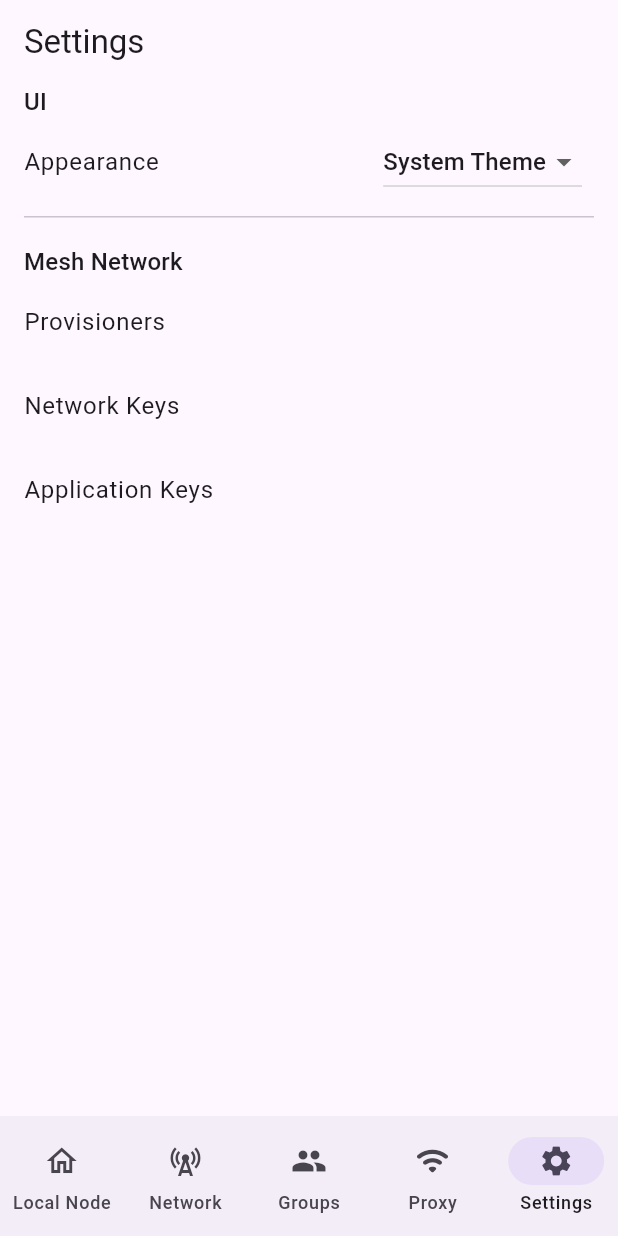
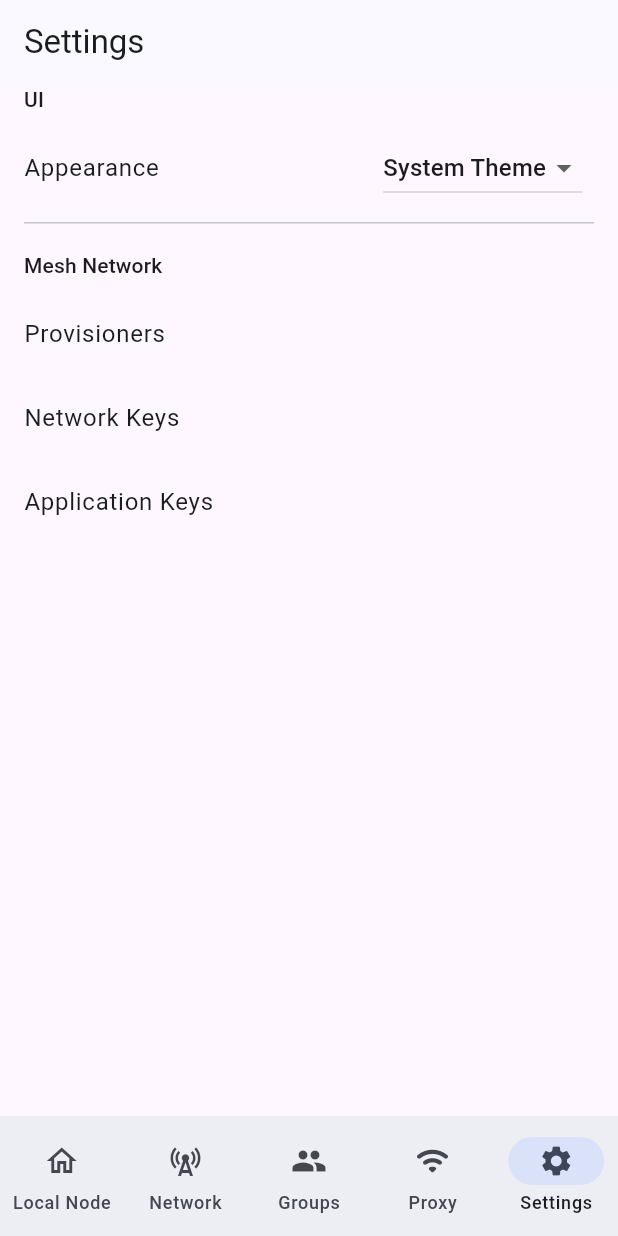
Before and after one commit to phillippbertram/flutter_mesh, a Flutter app: the screen it shows after launch, item 5 of the bottom bar chosen, on a phone screen of 412 x 824 dp. Run offline on Flutter 3.47's test engine with Material 3 defaults, Android fonts, the light colour scheme and no system bars; our stand-ins replace flutter_blue_plus, flutter_hooks, freezed_annotation, logger, rxdart; missing offline and left inert: cryptography; generated files the repository leaves out were written again.

Commit message:
some theming

```diff
--- a/lib/src/app.dart
+++ b/lib/src/app.dart
@@ -4,6 +4,7 @@ import 'package:flutter_localizations/flutter_localizations.dart';
 
 import 'screens/home/home.dart';
 import 'screens/settings/settings_controller.dart';
+import 'ui/ui.dart';
 
 /// The Widget that configures your application.
 class MyApp extends StatelessWidget {
@@ -51,8 +52,8 @@ class MyApp extends StatelessWidget {
             // Define a light and dark color theme. Then, read the user's
             // preferred ThemeMode (light, dark, or system default) from the
             // SettingsController to display the correct theme.
-            theme: ThemeData(),
-            darkTheme: ThemeData.dark(),
+            theme: lightTheme,
+            darkTheme: darkTheme,
             themeMode: settingsController.themeMode,
 
             home: const HomePage(),
--- a/lib/src/screens/network/provisioning/device_scanner_page.dart
+++ b/lib/src/screens/network/provisioning/device_scanner_page.dart
@@ -2,6 +2,7 @@ import 'package:flutter_mesh/src/mesh/mesh.dart';
 import 'package:flutter_mesh/src/screens/network/provisioning/device_scan_service.dart';
 import 'package:flutter_mesh/src/screens/network/provisioning/provisioning_page.dart';
 import 'package:flutter/material.dart';
+import 'package:flutter_mesh/src/ui/ui.dart';
 
 class DeviceScannerPage extends StatefulWidget {
   const DeviceScannerPage({super.key});
@@ -263,7 +264,7 @@ class _SignalStrengthPainter extends CustomPainter {
     for (int i = 0; i < discreteSignal; i++) {
       // Adjust alpha for each circle. 255 means no transparency, and we decrease it for each outer circle.
       final alpha = (255 * (1 - (i * 0.25))).toInt();
-      paint.color = Colors.blue.withAlpha(alpha);
+      paint.color = AppColors.blueJay.withAlpha(alpha);
 
       // Adjust the radius so the innermost circle is drawn first and is the smallest
       double radius = maxRadius * ((i + 1) / 4);
--- a/lib/src/ui/section.dart
+++ b/lib/src/ui/section.dart
@@ -55,9 +55,10 @@ class Section extends StatelessWidget {
       children: [
         if (header != null)
           DefaultTextStyle(
-            style: Theme.of(context).textTheme.titleMedium!,
+            style: Theme.of(context).textTheme.titleSmall!,
             child: Padding(
-              padding: const EdgeInsets.symmetric(horizontal: 16),
+              padding: const EdgeInsets.symmetric(horizontal: 16)
+                  .copyWith(bottom: 8),
               child: header,
             ),
           ),
--- /dev/null
+++ b/lib/src/ui/theme.dart
@@ -0,0 +1,22 @@
+import 'package:flutter/material.dart';
+
+// @see https://www.figma.com/file/lxQKrYKDLRncVbxacqMc1m/Jung-Colors?node-id=0%3A1&mode=dev
+class AppColors {
+  static const blueJay = Color(0xff4D92F9);
+}
+
+final lightTheme = ThemeData.light().copyWith(
+  brightness: Brightness.light,
+  colorScheme: ColorScheme.fromSeed(
+    brightness: Brightness.light,
+    seedColor: AppColors.blueJay,
+  ),
+);
+
+final darkTheme = ThemeData.dark().copyWith(
+  brightness: Brightness.dark,
+  colorScheme: ColorScheme.fromSeed(
+    brightness: Brightness.dark,
+    seedColor: AppColors.blueJay,
+  ),
+);
--- a/lib/src/ui/ui.dart
+++ b/lib/src/ui/ui.dart
@@ -1,2 +1,3 @@
 export 'intersperse.dart';
 export 'section.dart';
+export 'theme.dart';
```
